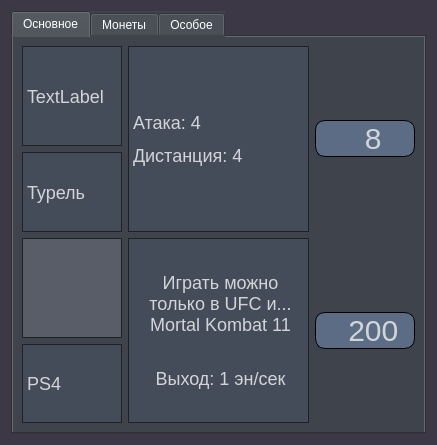
Old version of the form addbuildingform.ui in the repository Lymuthien/HauntedDorm.
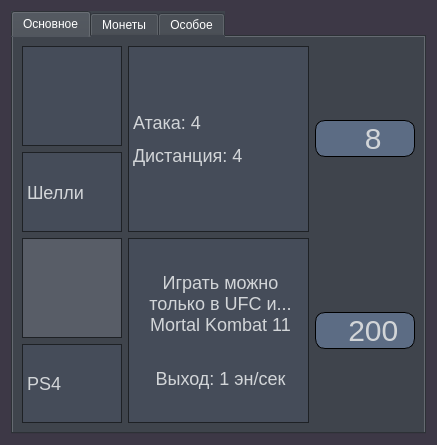
New version of the form. The open tabs and pages were chosen to show the change. Icons and pictures are not drawn.

Diff of the .ui file:
```diff
--- a/addbuildingform.ui
+++ b/addbuildingform.ui
@@ -108,7 +108,7 @@
          <item row="1" column="0">
           <widget class="QLabel" name="label_2">
            <property name="text">
-            <string>Турель</string>
+            <string>Шелли</string>
            </property>
           </widget>
          </item>
@@ -156,7 +156,7 @@
             </size>
            </property>
            <property name="text">
-            <string>TextLabel</string>
+            <string>&lt;html&gt;&lt;head/&gt;&lt;body&gt;&lt;p align=&quot;center&quot;&gt;&lt;img src=&quot;:/images/resourses/images/shelly.png&quot;/&gt;&lt;/p&gt;&lt;/body&gt;&lt;/html&gt;</string>
            </property>
           </widget>
          </item>
```
Left out of the diff: 4 changed lines with no effect on the pictures.
